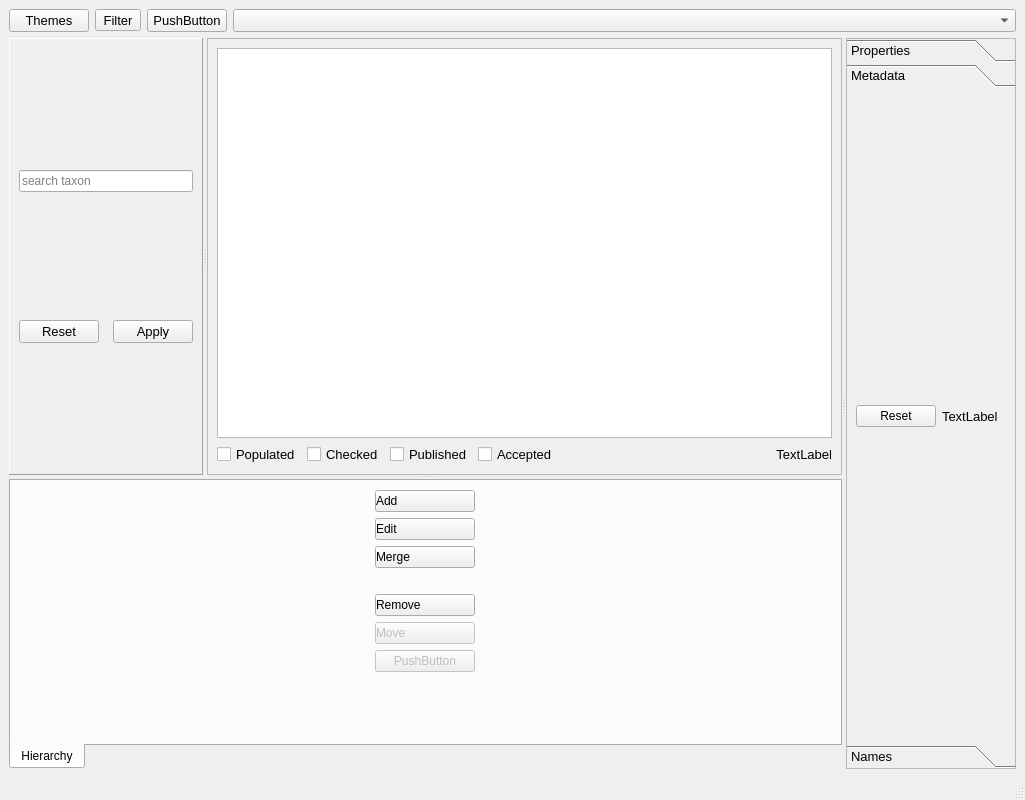
Old version of the form ui/taxanames.ui in the repository PhilippeBko/taxa_occ.
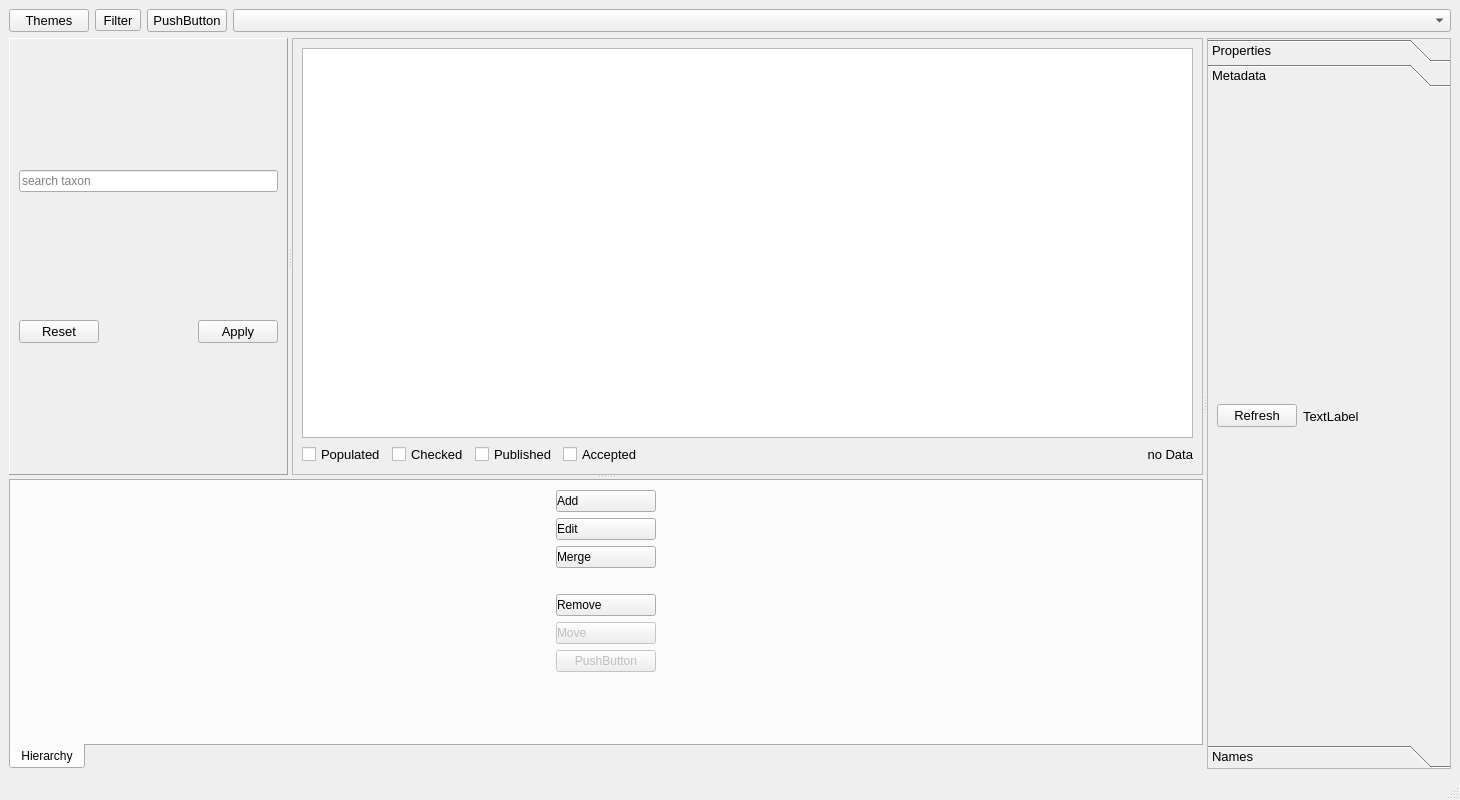
New version of the form. The open tabs and pages were chosen to show the change. Icons and pictures are not drawn.

What changed in the file:
```diff
--- a/ui/taxanames.ui
+++ b/ui/taxanames.ui
@@ -6,7 +6,7 @@
    <rect>
     <x>0</x>
     <y>0</y>
-    <width>1025</width>
+    <width>1460</width>
     <height>800</height>
    </rect>
   </property>
@@ -312,7 +312,7 @@
                </font>
               </property>
               <property name="text">
-               <string>TextLabel</string>
+               <string>no Data</string>
               </property>
               <property name="alignment">
                <set>Qt::AlignRight|Qt::AlignTrailing|Qt::AlignVCenter</set>
@@ -644,7 +644,7 @@
          <rect>
           <x>0</x>
           <y>0</y>
-          <width>211</width>
+          <width>356</width>
           <height>539</height>
          </rect>
         </property>
@@ -655,23 +655,19 @@
          <item>
           <layout class="QHBoxLayout" name="horizontalLayout_2">
            <item>
-            <widget class="QDialogButtonBox" name="buttonBox_metadata">
+            <widget class="QPushButton" name="buttonBox_metadata">
              <property name="sizePolicy">
               <sizepolicy hsizetype="Fixed" vsizetype="Fixed">
                <horstretch>0</horstretch>
                <verstretch>0</verstretch>
               </sizepolicy>
              </property>
-             <property name="font">
-              <font>
-               <pointsize>9</pointsize>
-              </font>
+             <property name="text">
+              <string>Refresh</string>
              </property>
-             <property name="styleSheet">
-              <string notr="true"/>
-             </property>
-             <property name="standardButtons">
-              <set>QDialogButtonBox::Reset</set>
+             <property name="icon">
+              <iconset resource="../_ressources.qrc">
+               <normaloff>:/icons/refresh.png</normaloff>:/icons/refresh.png</iconset>
              </property>
             </widget>
            </item>
```
Left out of the diff: 32 changed lines with no effect on the pictures.
